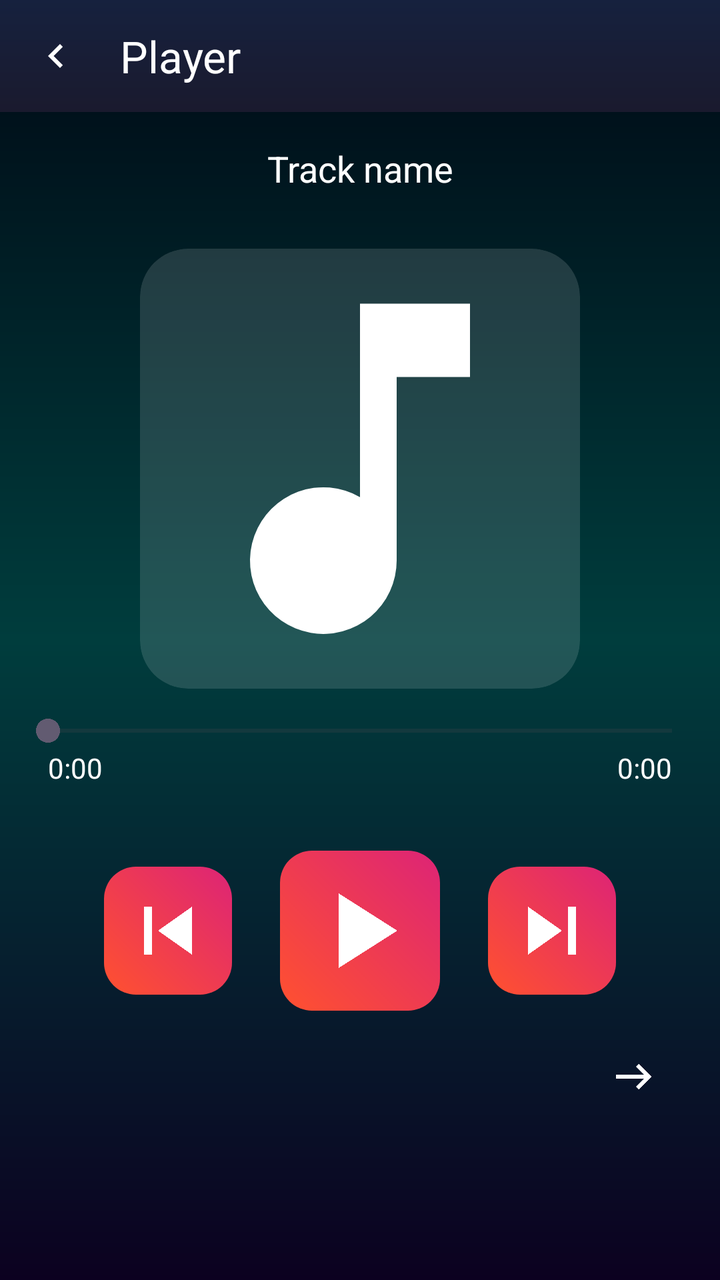
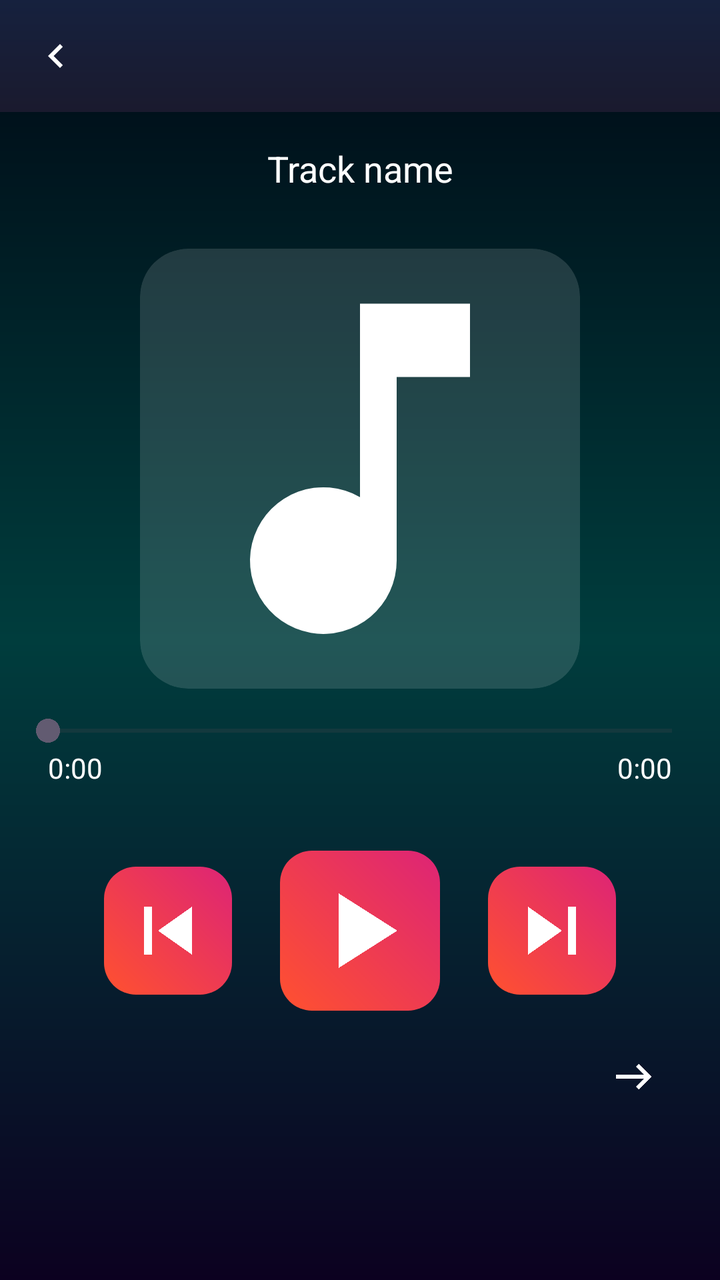

Two renders of the same Android screen: before a commit and after it. Below are the layout's source before the change and the commit's diff.
<!-- AndroidManifest.xml: application theme Theme.Muzzio -->
<!-- res/layout/fragment_player.xml -->
<?xml version="1.0" encoding="utf-8"?>
<LinearLayout xmlns:android="http://schemas.android.com/apk/res/android"
    xmlns:app="http://schemas.android.com/apk/res-auto"
    android:orientation="vertical"
    android:layout_width="match_parent"
    android:layout_height="match_parent"
    android:background="@drawable/bg_player_gradient">

    <androidx.appcompat.widget.Toolbar
        android:id="@+id/toolbar"
        android:layout_width="match_parent"
        android:layout_height="56dp"
        android:background="@drawable/bg_gradient_toolbar"
        app:navigationIcon="@drawable/ic_back"
        app:title="Player"
        app:titleTextColor="@android:color/white" />

    <TextView
        android:id="@+id/tvTitle"
        android:layout_width="match_parent"
        android:layout_height="wrap_content"
        android:text="Track name"
        android:textColor="@android:color/white"
        android:textSize="18sp"
        android:gravity="center"
        android:padding="16dp" />

    <ImageView
        android:id="@+id/ivCoverBig"
        android:layout_width="220dp"
        android:layout_height="220dp"
        android:layout_gravity="center_horizontal"
        android:layout_marginTop="12dp"
        android:layout_marginBottom="12dp"
        android:scaleType="centerCrop"
        android:background="@drawable/bg_cover_rounded"
        android:clipToOutline="true"
        android:src="@drawable/ic_music_note" />

    <SeekBar
        android:id="@+id/seekBar"
        android:layout_width="match_parent"
        android:layout_height="wrap_content"
        android:paddingStart="24dp"
        android:paddingEnd="24dp" />

    <LinearLayout
        android:layout_width="match_parent"
        android:layout_height="wrap_content"
        android:orientation="horizontal"
        android:paddingStart="24dp"
        android:paddingEnd="24dp"
        android:weightSum="1">

        <TextView
            android:id="@+id/tvCurrentTime"
            android:layout_width="0dp"
            android:layout_height="wrap_content"
            android:layout_weight="1"
            android:text="0:00"
            android:textColor="@android:color/white"
            android:textSize="14sp" />

        <TextView
            android:id="@+id/tvTotalTime"
            android:layout_width="wrap_content"
            android:layout_height="wrap_content"
            android:text="0:00"
            android:textColor="@android:color/white"
            android:textSize="14sp" />

    </LinearLayout>

    
    <LinearLayout
        android:layout_width="match_parent"
        android:layout_height="wrap_content"
        android:gravity="center"
        android:paddingTop="32dp"
        android:orientation="horizontal">

        <ImageButton
            android:id="@+id/btnPrev"
            android:layout_width="64dp"
            android:layout_height="64dp"
            android:background="@drawable/bg_button_gradient"
            android:src="@drawable/ic_prev"
            android:tint="@android:color/white" />

        <ImageButton
            android:id="@+id/btnPlayPause"
            android:layout_width="80dp"
            android:layout_height="80dp"
            android:layout_marginStart="24dp"
            android:layout_marginEnd="24dp"
            android:background="@drawable/bg_button_gradient"
            android:src="@drawable/ic_play"
            android:tint="@android:color/white" />

        <ImageButton
            android:id="@+id/btnNext"
            android:layout_width="64dp"
            android:layout_height="64dp"
            android:background="@drawable/bg_button_gradient"
            android:src="@drawable/ic_next"
            android:tint="@android:color/white" />

    </LinearLayout>

    
    <LinearLayout
        android:layout_width="match_parent"
        android:layout_height="wrap_content"
        android:paddingTop="12dp"
        android:paddingEnd="24dp"
        android:gravity="end">

        <ImageButton
            android:id="@+id/btnRepeat"
            android:layout_width="40dp"
            android:layout_height="40dp"
            android:background="@android:color/transparent"
            android:src="@drawable/ic_repeat_off"
            android:tint="@android:color/white" />

    </LinearLayout>

</LinearLayout>
<!-- resources referenced by this layout -->
<resources>
  <!-- drawable bg_button_gradient (drawable) -->
  <?xml version="1.0" encoding="utf-8"?>
  <shape xmlns:android="http://schemas.android.com/apk/res/android"
      android:shape="rectangle">
  
      <gradient
          android:startColor="#FF512F"
          android:endColor="#DD2476"
          android:angle="45" />
  
      <corners android:radius="16dp" />
  </shape>
  <!-- drawable bg_cover_rounded (drawable) -->
  <?xml version="1.0" encoding="utf-8"?>
  <shape xmlns:android="http://schemas.android.com/apk/res/android"
      android:shape="rectangle">
      <solid android:color="#22FFFFFF"/>
      <corners android:radius="24dp"/>
  </shape>
  <!-- drawable bg_gradient_toolbar (drawable) -->
  <?xml version="1.0" encoding="utf-8"?>
  <shape xmlns:android="http://schemas.android.com/apk/res/android">
      <gradient
          android:startColor="#1A1A2E"
          android:endColor="#16213E"
          android:angle="90" />
  </shape>
  <!-- drawable bg_player_gradient (drawable) -->
  <?xml version="1.0" encoding="utf-8"?>
  <shape xmlns:android="http://schemas.android.com/apk/res/android">
      <gradient
          android:type="linear"
          android:angle="270"
          android:startColor="#000814"
          android:centerColor="#003d3d"
          android:endColor="#0C0120" />
  </shape>
  <!-- drawable ic_back (drawable) -->
  <vector xmlns:android="http://schemas.android.com/apk/res/android"
      android:width="24dp"
      android:height="24dp"
      android:viewportWidth="24"
      android:viewportHeight="24">
      <path
          android:fillColor="#FFFFFF"
          android:pathData="M15.41,7.41L14,6l-6,6 6,6 1.41,-1.41L10.83,12z"/>
  </vector>
  <!-- drawable ic_music_note (drawable) -->
  <vector xmlns:android="http://schemas.android.com/apk/res/android"
      android:width="24dp"
      android:height="24dp"
      android:viewportWidth="24"
      android:viewportHeight="24">
      <path
          android:fillColor="#FFFFFF"
          android:pathData="M12 3v10.55A4 4 0 1 0 14 17V7h4V3h-6z"/>
  </vector>
  <!-- drawable ic_next (drawable) -->
  <vector xmlns:android="http://schemas.android.com/apk/res/android"
      android:width="48dp"
      android:height="48dp"
      android:viewportWidth="24"
      android:viewportHeight="24">
      <path
          android:fillColor="#FFFFFF"
          android:pathData="M16,6h2v12h-2V6zM6,6l8.5,6L6,18V6z"/>
  </vector>
  <!-- drawable ic_play (drawable) -->
  <vector xmlns:android="http://schemas.android.com/apk/res/android"
      android:width="64dp"
      android:height="64dp"
      android:viewportWidth="24"
      android:viewportHeight="24">
      <path
          android:fillColor="#FFFFFF"
          android:pathData="M8,5v14l11,-7z"/>
  </vector>
  <!-- drawable ic_prev (drawable) -->
  <vector xmlns:android="http://schemas.android.com/apk/res/android"
      android:width="48dp"
      android:height="48dp"
      android:viewportWidth="24"
      android:viewportHeight="24">
      <path
          android:fillColor="#FFFFFF"
          android:pathData="M6,6h2v12H6V6zm3.5,6l8.5,6V6l-8.5,6z"/>
  </vector>
  <!-- drawable ic_repeat_off (drawable) -->
  <vector xmlns:android="http://schemas.android.com/apk/res/android"
      android:width="24dp"
      android:height="24dp"
      android:viewportWidth="24"
      android:viewportHeight="24">
  
      
      <path
          android:fillColor="#FFFFFF"
          android:pathData="M4,12h14l-4,-4l1.4,-1.4l6.4,6.4l-6.4,6.4L14,18l4,-4H4z"/>
  </vector>
  <style name="Theme.Muzzio" parent="Theme.Material3.DayNight.NoActionBar">
  
          
          <item name="android:statusBarColor">@color/dark_blue</item>
  
          
          <item name="android:navigationBarColor">@color/dark_blue</item>
  
          
          <item name="android:windowLightStatusBar">false</item>
  
      </style>
  <color name="dark_blue">#0A0F2A</color>
</resources>

<!-- the commit's change to res/layout/fragment_player.xml (unified diff, before → after) -->
@@ -12,7 +12,6 @@
         android:layout_height="56dp"
         android:background="@drawable/bg_gradient_toolbar"
         app:navigationIcon="@drawable/ic_back"
-        app:title="Player"
         app:titleTextColor="@android:color/white" />
 
     <TextView
